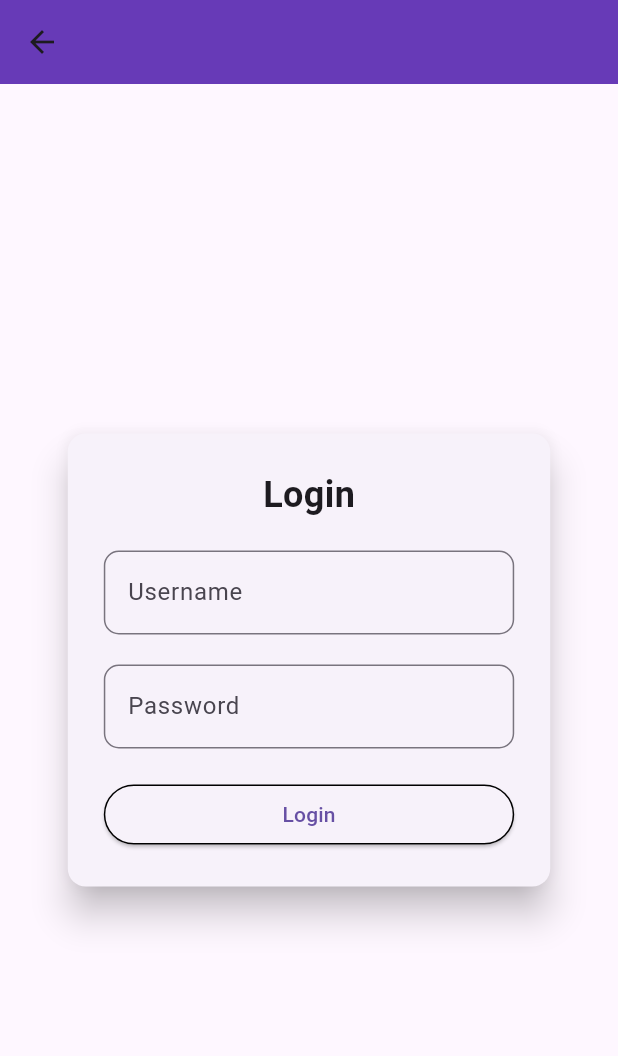
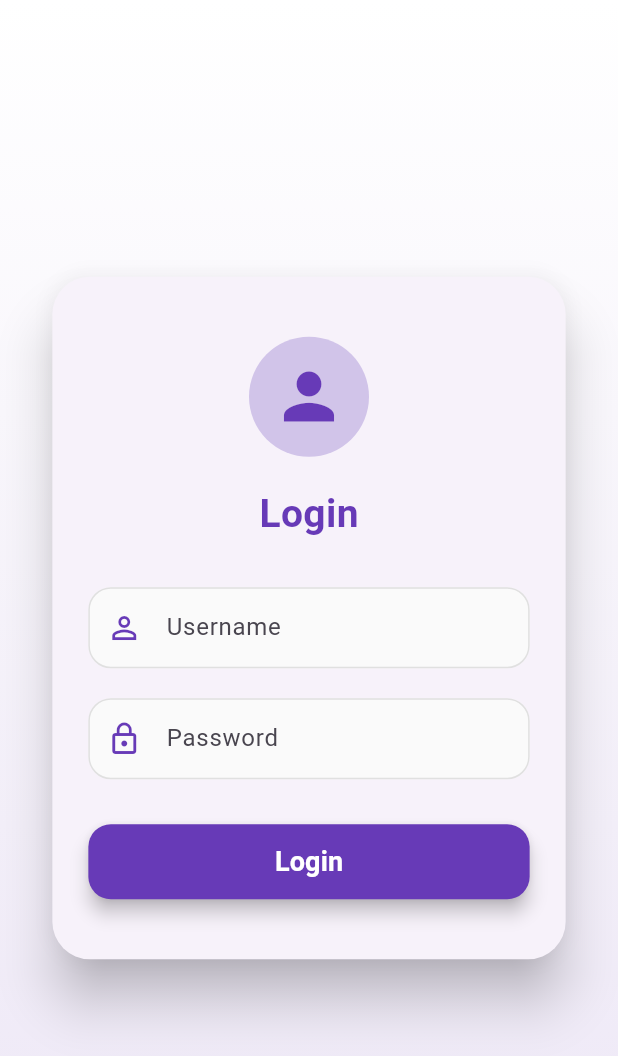
Before and after one commit to exuviadot/tugas2-tpm, a Flutter app: the HomePage screen opened directly, after a tap on the "logout" icon, on a phone screen of 412 x 824 dp. Shown: the top 1056 px of the screen. Run offline on Flutter 3.47's test engine with Material 3 defaults, Android fonts, the phone set to English and light mode, and no system bars.

Commit message:
update: tampilan

```diff
--- a/lib/pages/home_page.dart
+++ b/lib/pages/home_page.dart
@@ -10,49 +10,112 @@ class HomePage extends StatelessWidget {
   HomePage({super.key});
 
   final List<Map<String, dynamic>> menus = [
-    {'title': 'Menu Penjumlahan & Pengurangan', 'page': CalcPage()},
-    {'title': 'Menu Ganjil/Genap dan Bilangan Prima', 'page': BilanganPage()},
-    {'title': 'Menu Jumlah Total Angka', 'page': TotalAngkaPage()},
-    {'title': 'Menu Stopwatch', 'page': StopwatchPage()},
-    {'title': 'Menu Hitung Luas & Volume Pyramid', 'page': PyramidPage()},
+    {
+      'title': 'Aritmatika',
+      'subtitle': 'Penjumlahan & Pengurangan',
+      'icon': Icons.calculate,
+      'color': Colors.blue.shade400,
+      'page': CalcPage()
+    },
+    {
+      'title': 'Bilangan',
+      'subtitle': 'Ganjil/Genap & Prima',
+      'icon': Icons.numbers,
+      'color': Colors.orange.shade400,
+      'page': BilanganPage()
+    },
+    {
+      'title': 'Total Field',
+      'subtitle': 'Hitung Total Angka',
+      'icon': Icons.summarize,
+      'color': Colors.green.shade400,
+      'page': TotalAngkaPage()
+    },
+    {
+      'title': 'Stopwatch',
+      'subtitle': 'Manajemen Waktu',
+      'icon': Icons.timer,
+      'color': Colors.red.shade400,
+      'page': StopwatchPage()
+    },
+    {
+      'title': 'Pyramid',
+      'subtitle': 'Luas & Volume',
+      'icon': Icons.category,
+      'color': Colors.deepPurple.shade400,
+      'page': PyramidPage()
+    },
   ];
 
   @override
   Widget build(BuildContext context) {
     return Scaffold(
+      backgroundColor: Colors.grey.shade50,
       appBar: AppBar(
         backgroundColor: Colors.deepPurple,
         foregroundColor: Colors.white,
-        title: Text('Main Menu'),
+        elevation: 0,
+        title: const Text('Main Menu', style: TextStyle(fontWeight: FontWeight.bold)),
         actions: [
           IconButton(
-            icon: Icon(Icons.logout),
+            icon: const Icon(Icons.logout),
             onPressed: () => Navigator.pushReplacement(
               context,
-              MaterialPageRoute(builder: (context) => LoginPage())
+              MaterialPageRoute(builder: (context) => const LoginPage())
             )
           )
         ],
       ),
 
       body: GridView.builder(
-        padding: EdgeInsets.all(10),
-        gridDelegate: SliverGridDelegateWithFixedCrossAxisCount(crossAxisCount: 2),
+        padding: const EdgeInsets.all(15),
+        gridDelegate: const SliverGridDelegateWithFixedCrossAxisCount(
+          crossAxisCount: 2,
+          crossAxisSpacing: 15,
+          mainAxisSpacing: 15,
+          childAspectRatio: 0.9,
+        ),
 
         itemCount: menus.length,
         itemBuilder: (context, index) {
           return Card(
+            elevation: 4,
+            shape: RoundedRectangleBorder(borderRadius: BorderRadius.circular(20)),
             child: InkWell(
+              borderRadius: BorderRadius.circular(20),
+              splashColor: menus[index]['color'].withOpacity(0.3), // Efek klik berwarna
+              hoverColor: menus[index]['color'].withOpacity(0.1),
               onTap: () => Navigator.push(
                 context,
                 MaterialPageRoute(builder: (context) => menus[index]['page']),
               ),
-              child: Center(
-                child: Text(
-                  menus[index]['title'],
-                  textAlign: TextAlign.center,
-                  style: TextStyle(fontWeight: FontWeight.bold),
-                ),
+              child: Column(
+                mainAxisAlignment: MainAxisAlignment.center,
+                children: [
+                  Container(
+                    padding: const EdgeInsets.all(12),
+                    decoration: BoxDecoration(
+                      color: menus[index]['color'].withOpacity(0.1),
+                      shape: BoxShape.circle,
+                    ),
+                    child: Icon(
+                      menus[index]['icon'],
+                      size: 40,
+                      color: menus[index]['color'],
+                    ),
+                  ),
+                  const SizedBox(height: 15),
+                  Text(
+                    menus[index]['title'],
+                    style: const TextStyle(fontSize: 18, fontWeight: FontWeight.bold),
+                  ),
+                  const SizedBox(height: 5),
+                  Text(
+                    menus[index]['subtitle'],
+                    textAlign: TextAlign.center,
+                    style: TextStyle(fontSize: 12, color: Colors.grey.shade600),
+                  ),
+                ],
               ),
             ),
           );
--- a/lib/pages/login_page.dart
+++ b/lib/pages/login_page.dart
@@ -14,12 +14,10 @@ class LoginPage extends StatelessWidget {
       required String password,
     }){
       if(username == 'tes' && password == 'tes') {
-
         Navigator.pushReplacement(
           context,
           MaterialPageRoute(builder: (context) => HomePage())
         );
-
       } else {
         ScaffoldMessenger.of(context).showSnackBar(
           const SnackBar(
@@ -31,50 +29,70 @@ class LoginPage extends StatelessWidget {
     }
 
     return Scaffold(
-      appBar: AppBar(
-        backgroundColor: Colors.deepPurple,
+      body: Container(
+        decoration: BoxDecoration(
+          gradient: LinearGradient(
+            begin: Alignment.topCenter,
+            end: Alignment.bottomCenter,
+            colors: [Colors.white, Colors.deepPurple.shade50],
           ),
-      body: Center(
+        ),
+        child: Center(
           child: SizedBox(
-          width: MediaQuery.of(context).size.width * 0.8,
+            width: MediaQuery.of(context).size.width * 0.85,
             child: Card(
-            elevation: 10,
+              elevation: 15,
+              shape: RoundedRectangleBorder(borderRadius: BorderRadius.circular(25)),
               child: Padding(
-              padding: EdgeInsetsGeometry.all(24),
+                padding: const EdgeInsets.symmetric(vertical: 40, horizontal: 24),
                 child: SingleChildScrollView(
                   child: Column(
-                  mainAxisAlignment: MainAxisAlignment.center,
-
+                    mainAxisSize: MainAxisSize.min,
                     children: [
-                    Text(style: TextStyle(fontSize: 24, fontWeight: FontWeight.bold), 'Login'),
-                    SizedBox(height: 20),
+                      CircleAvatar(
+                        radius: 40,
+                        backgroundColor: Colors.deepPurple.shade100,
+                        child: const Icon(Icons.person, size: 50, color: Colors.deepPurple),
+                      ),
+                      const SizedBox(height: 20),
+                      const Text(
+                        'Login',
+                        style: TextStyle(fontSize: 26, fontWeight: FontWeight.bold, color: Colors.deepPurple),
+                      ),
+                      const SizedBox(height: 30),
                       _loginField(
                         hint: 'Username',
+                        icon: Icons.person_outline,
                         inputController: usernameController,
                       ),
-
-                    SizedBox(height: 20),
+                      const SizedBox(height: 20),
                       _loginField(
                         hint: 'Password',
+                        icon: Icons.lock_outline,
                         inputController: passwordController,
                         isPassword: true,
                       ),
-
-                    SizedBox(height: 20),
+                      const SizedBox(height: 30),
                       SizedBox(
-                      width: MediaQuery.of( context ).size.width,
+                        width: double.infinity,
+                        height: 50,
                         child: ElevatedButton(
-                        style: ElevatedButton.styleFrom(side: BorderSide()),
+                          style: ElevatedButton.styleFrom(
+                            backgroundColor: Colors.deepPurple,
+                            foregroundColor: Colors.white,
+                            shape: RoundedRectangleBorder(borderRadius: BorderRadius.circular(15)),
+                            elevation: 5,
+                          ),
                           onPressed: () => login(
                             username: usernameController.text,
                             password: passwordController.text,
                           ),
-                        child: Text('Login')
+                          child: const Text('Login', style: TextStyle(fontSize: 18, fontWeight: FontWeight.bold)),
                         ),
                       )
-                  ]
-
-                )
+                    ],
+                  ),
+                ),
               ),
             ),
           ),
@@ -85,6 +103,7 @@ class LoginPage extends StatelessWidget {
 
   Widget _loginField({
     required String hint,
+    required IconData icon,
     required TextEditingController inputController,
     bool isPassword = false,
   }){
@@ -92,12 +111,22 @@ class LoginPage extends StatelessWidget {
       controller: inputController,
       obscureText: isPassword,
       decoration: InputDecoration(
+        prefixIcon: Icon(icon, color: Colors.deepPurple),
         hintText: hint,
+        filled: true,
+        fillColor: Colors.grey.shade50,
+        contentPadding: const EdgeInsets.symmetric(vertical: 15),
         border: OutlineInputBorder(
-          borderRadius: BorderRadius.circular(10),
+          borderRadius: BorderRadius.circular(15),
+          borderSide: BorderSide.none,
+        ),
+        enabledBorder: OutlineInputBorder(
+          borderRadius: BorderRadius.circular(15),
+          borderSide: BorderSide(color: Colors.grey.shade300),
         ),
         focusedBorder: OutlineInputBorder(
-          borderRadius: BorderRadius.circular(12),
+          borderRadius: BorderRadius.circular(15),
+          borderSide: const BorderSide(color: Colors.deepPurple, width: 1.5),
         )
       ),
     );
```
Lines whose indentation alone changed are shown as unchanged.
